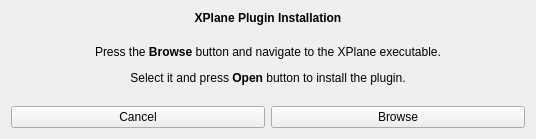
mavak/linux-track, file src/qt_gui/xplugin.ui: the form before one commit.
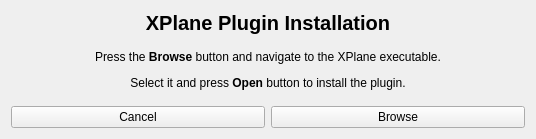
The form after the commit.

The edit to the form file:
```diff
--- a/src/qt_gui/xplugin.ui
+++ b/src/qt_gui/xplugin.ui
@@ -24,6 +24,7 @@
      </property>
      <property name="font">
       <font>
+       <pointsize>15</pointsize>
        <weight>75</weight>
        <bold>true</bold>
       </font>
```
